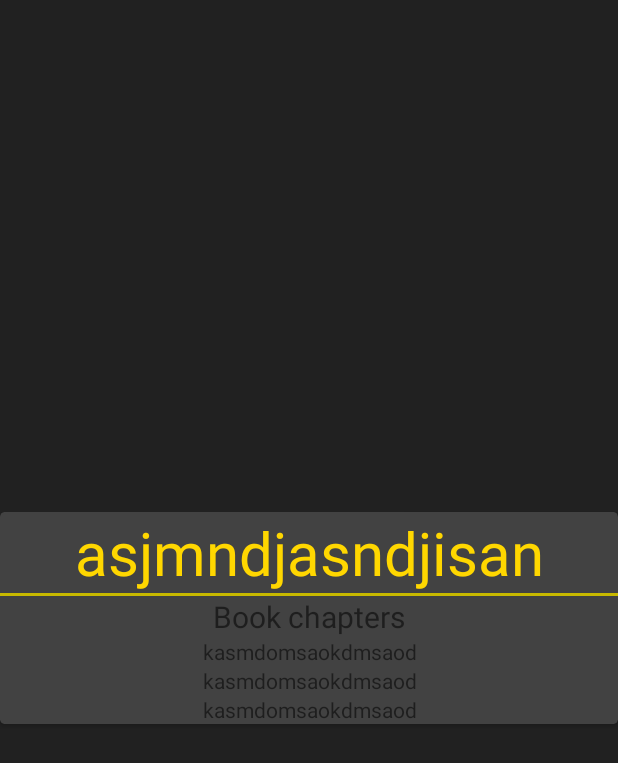
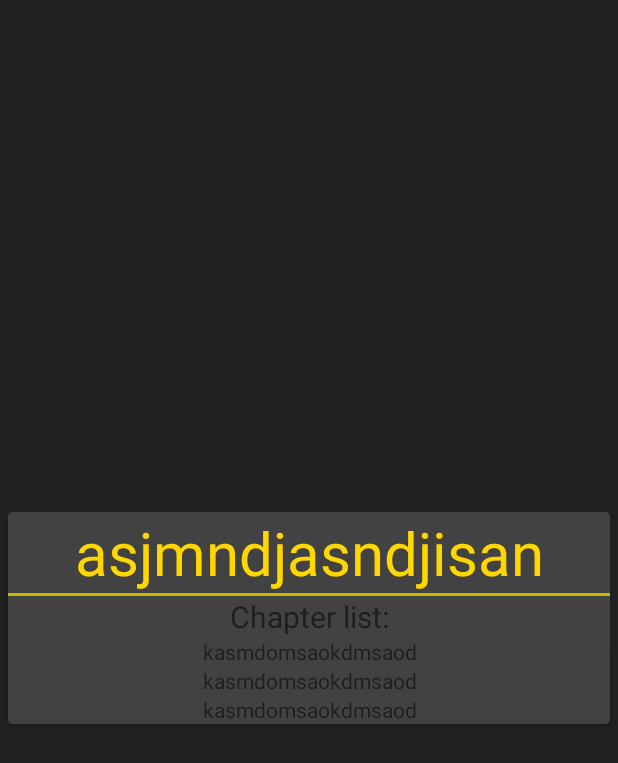
Before and after one commit to Neiscafe/TheOneApp, an Android app: the layout activity_book_description.xml on its own in the app's theme, with its tools: preview values and no code run, on a phone screen of 412 x 824 dp. Shown: the top 763 px of the screen. Run offline under Robolectric (Android 15) with nearby library versions, the phone set to English and light mode, and no system bars.

Commit message:
alterações no design segundo as criticas da apresentação

```diff
--- a/app/src/main/java/com/example/theoneapp/ui/characters/characterQuotes/CharacterQuotesActivity.kt
+++ b/app/src/main/java/com/example/theoneapp/ui/characters/characterQuotes/CharacterQuotesActivity.kt
@@ -60,7 +60,7 @@ class CharacterQuotesActivity : AppCompatActivity() {
     private fun apiError() {
         Toast.makeText(
             this,
-            "Ocorreu um erro durante o carregamento",
+            "Loading failed",
             Toast.LENGTH_SHORT
         ).show()
     }
@@ -73,7 +73,6 @@ class CharacterQuotesActivity : AppCompatActivity() {
             rvQuotesList.adapter = quotesAdapter
             rvQuotesList.layoutManager = LinearLayoutManager(this)
             quotesAdapter.append(quoteResponse.quoteData)
-            Log.e(TAG, "setAdapter:"+quoteResponse.quoteData)
         }
     }
 }
--- a/app/src/main/res/layout/activity_book_description.xml
+++ b/app/src/main/res/layout/activity_book_description.xml
@@ -14,6 +14,7 @@
         app:layout_constraintEnd_toEndOf="parent"
         app:layout_constraintStart_toStartOf="parent"
         app:layout_constraintTop_toTopOf="parent"
+        android:layout_marginHorizontal="5dp"
         android:backgroundTint="@color/lightGrey"
         app:cardCornerRadius="3dp">
 
@@ -50,16 +51,26 @@
                 app:layout_constraintStart_toStartOf="parent"
                 app:layout_constraintEnd_toEndOf="parent"
                 android:textAlignment="center"
-                android:text="Book chapters"
+                android:text="Chapter list:"
                 android:textSize="20sp"/>
 
             <androidx.recyclerview.widget.RecyclerView
+                android:id="@+id/rvChapterList"
                 android:layout_width="0dp"
                 android:layout_height="wrap_content"
                 app:layout_constraintEnd_toEndOf="parent"
                 app:layout_constraintStart_toStartOf="parent"
                 app:layout_constraintTop_toBottomOf="@id/tvBookChapters"
                 tools:listitem="@layout/chapter_list_item" />
+            <ProgressBar
+                android:id="@+id/progressBar"
+                android:layout_width="wrap_content"
+                android:layout_height="wrap_content"
+                app:layout_constraintStart_toStartOf="@id/rvChapterList"
+                app:layout_constraintEnd_toEndOf="@id/rvChapterList"
+                app:layout_constraintTop_toBottomOf="@id/tvBookChapters"
+                app:layout_constraintBottom_toBottomOf="parent"
+                android:visibility="gone"/>
 
         </androidx.constraintlayout.widget.ConstraintLayout>
 
--- a/app/src/main/res/layout/activity_character_description.xml
+++ b/app/src/main/res/layout/activity_character_description.xml
@@ -225,7 +225,7 @@
                 android:layout_marginHorizontal="60dp"
                 android:layout_marginVertical="20dp"
                 android:backgroundTint="@color/yellow"
-                android:padding="30dp"
+                android:padding="10dp"
                 android:text="@string/quotes"
                 android:textColor="@color/black"
                 android:textSize="20sp"
--- a/app/src/main/res/layout/chapter_list_item.xml
+++ b/app/src/main/res/layout/chapter_list_item.xml
@@ -6,6 +6,7 @@
     xmlns:app="http://schemas.android.com/apk/res-auto">
 
     <TextView
+        android:id="@+id/tvChapterName"
         android:layout_width="0dp"
         android:layout_height="wrap_content"
         tools:text="kasmdomsaokdmsaod"
```
Also changed, not shown: app/src/main/java/com/example/theoneapp/ui/books/bookDescription/BookDescriptionActivity.kt (+41 -3 lines), app/src/main/java/com/example/theoneapp/ui/books/bookDescription/BookDescriptionAdapter.kt (+44 -1 lines), app/src/main/res/layout/quote_list_item.xml (+6 -1 lines).
